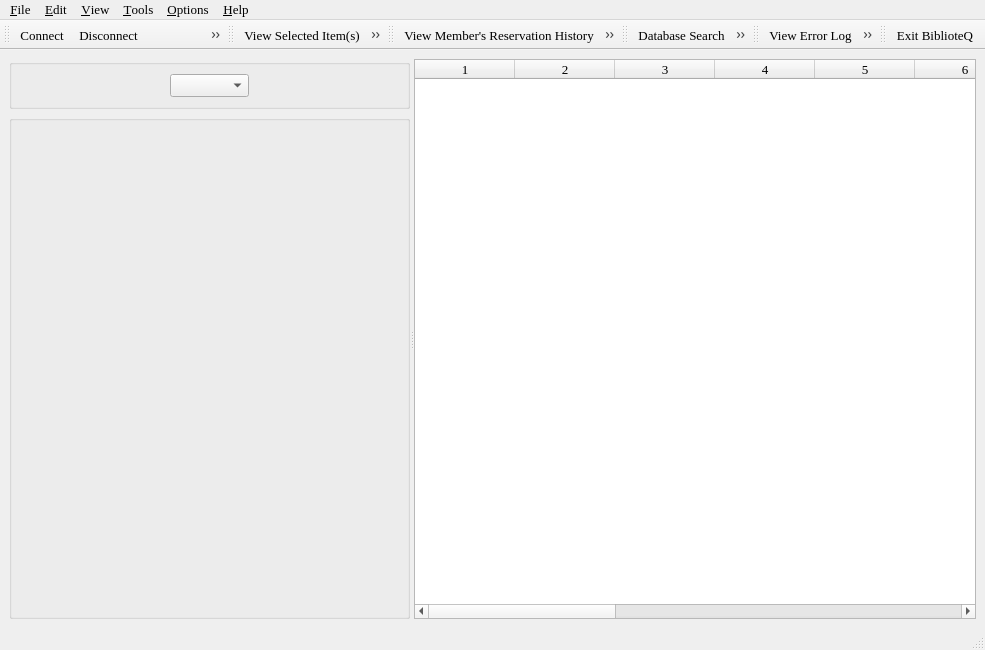
Above: mainwindow.ui from textbrowser/biblioteq before the change. Below: the same form after it.
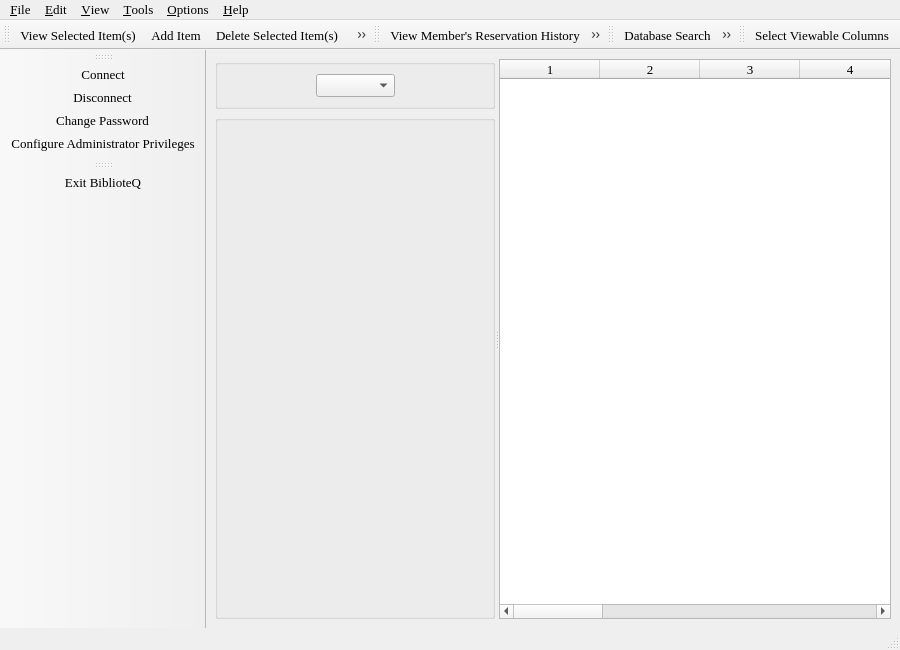
That is the form after the change. Icons and pictures are not drawn. Custom widgets are drawn as their Qt base class.

Patch:
```diff
--- a/mainwindow.ui
+++ b/mainwindow.ui
@@ -5,7 +5,7 @@
    <rect>
     <x>0</x>
     <y>0</y>
-    <width>985</width>
+    <width>900</width>
     <height>650</height>
    </rect>
   </property>
@@ -280,7 +280,7 @@
     <rect>
      <x>0</x>
      <y>0</y>
-     <width>985</width>
+     <width>900</width>
      <height>28</height>
     </rect>
    </property>
@@ -402,7 +402,7 @@
     </size>
    </property>
    <attribute name="toolBarArea" >
-    <enum>TopToolBarArea</enum>
+    <enum>LeftToolBarArea</enum>
    </attribute>
    <attribute name="toolBarBreak" >
     <bool>false</bool>
@@ -491,7 +491,6 @@
    <attribute name="toolBarBreak" >
     <bool>false</bool>
    </attribute>
-   <addaction name="errorLogTool" />
    <addaction name="configTool" />
   </widget>
   <widget class="QToolBar" name="toolBar_6" >
@@ -505,7 +504,7 @@
     </size>
    </property>
    <attribute name="toolBarArea" >
-    <enum>TopToolBarArea</enum>
+    <enum>LeftToolBarArea</enum>
    </attribute>
    <attribute name="toolBarBreak" >
     <bool>false</bool>
@@ -1111,21 +1110,6 @@
     </font>
    </property>
   </action>
-  <action name="errorLogTool" >
-   <property name="icon" >
-    <iconset>
-     <normaloff>icons.d/32x32/log.png</normaloff>icons.d/32x32/log.png</iconset>
-   </property>
-   <property name="text" >
-    <string>View Error Log</string>
-   </property>
-   <property name="font" >
-    <font>
-     <family>Times</family>
-     <pointsize>10</pointsize>
-    </font>
-   </property>
-  </action>
   <action name="configTool" >
    <property name="icon" >
     <iconset>
```
Left out of the diff: 38 changed lines with no effect on the pictures.
